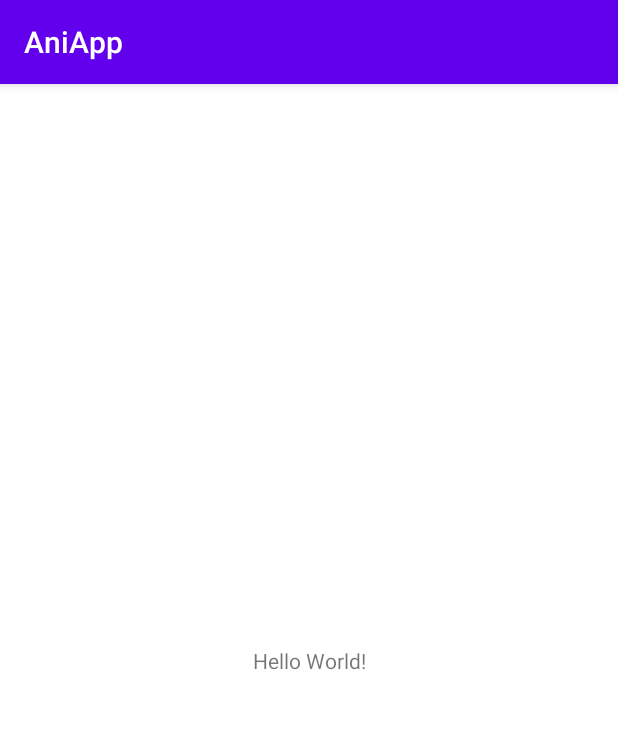
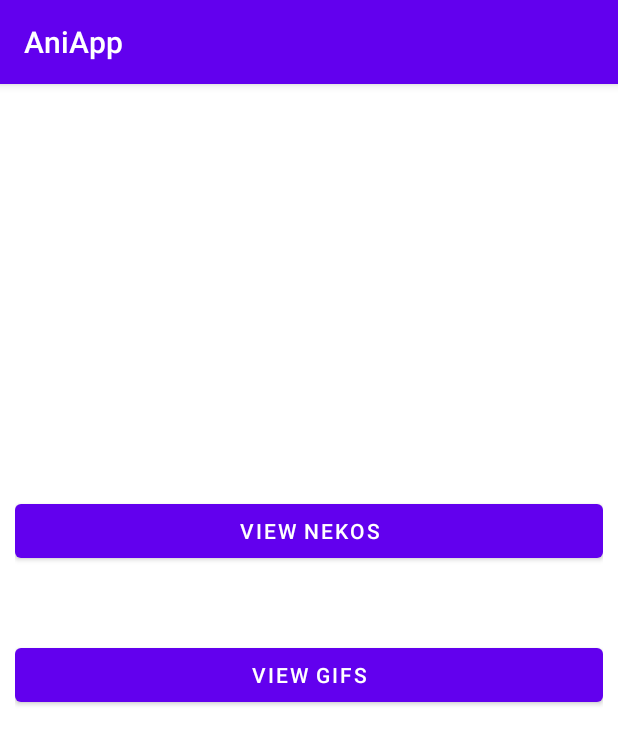
Before and after one commit to DanGugly/AnimeApp, an Android app: the screen it shows after launch (MainActivity), on a phone screen of 412 x 824 dp. Shown: the top 745 px of the screen. Run offline under Robolectric (Android 15) with nearby library versions, the phone set to English and light mode, and no system bars.

Commit message:
Add UI fragments and functionality to switch between them

```diff
--- a/app/src/main/java/com/example/aniapp/MainActivity.kt
+++ b/app/src/main/java/com/example/aniapp/MainActivity.kt
@@ -2,10 +2,23 @@ package com.example.aniapp
 
 import androidx.appcompat.app.AppCompatActivity
 import android.os.Bundle
+import com.example.aniapp.databinding.ActivityMainBinding
+import com.example.aniapp.view.MenuFragment
 
 class MainActivity : AppCompatActivity() {
+
+    private val binding by lazy {
+        ActivityMainBinding.inflate(layoutInflater)
+    }
+
     override fun onCreate(savedInstanceState: Bundle?) {
         super.onCreate(savedInstanceState)
-        setContentView(R.layout.activity_main)
+        setContentView(binding.root)
+
+        supportFragmentManager
+            .beginTransaction()
+            .replace(R.id.frag_container, MenuFragment.newInstance())
+            .addToBackStack(null)
+            .commit()
     }
 }
--- a/app/src/main/java/com/example/aniapp/view/MenuFragment.kt
+++ b/app/src/main/java/com/example/aniapp/view/MenuFragment.kt
@@ -5,8 +5,8 @@ import androidx.fragment.app.Fragment
 import android.view.LayoutInflater
 import android.view.View
 import android.view.ViewGroup
-import com.example.aniapp.R
 import com.example.aniapp.databinding.FragmentMenuBinding
+import com.example.aniapp.utils.switchFragments
 
 class MenuFragment : Fragment() {
 
@@ -18,7 +18,12 @@ class MenuFragment : Fragment() {
         inflater: LayoutInflater, container: ViewGroup?,
         savedInstanceState: Bundle?
     ): View? {
-        // Inflate the layout for this fragment
+        binding.nekosButton.setOnClickListener {
+            switchFragments(parentFragmentManager, NekosFragment.newInstance())
+        }
+        binding.nekosGifs.setOnClickListener {
+            switchFragments(parentFragmentManager, NekoGifsFragment.newInstance())
+        }
         return binding.root
     }
 
--- a/app/src/main/res/layout/activity_main.xml
+++ b/app/src/main/res/layout/activity_main.xml
@@ -6,13 +6,10 @@
     android:layout_height="match_parent"
     tools:context=".MainActivity">
 
-    <TextView
-        android:layout_width="wrap_content"
-        android:layout_height="wrap_content"
-        android:text="Hello World!"
-        app:layout_constraintBottom_toBottomOf="parent"
-        app:layout_constraintLeft_toLeftOf="parent"
-        app:layout_constraintRight_toRightOf="parent"
-        app:layout_constraintTop_toTopOf="parent" />
+    <androidx.fragment.app.FragmentContainerView
+        android:id="@+id/frag_container"
+        android:layout_width="match_parent"
+        android:layout_height="match_parent">
+    </androidx.fragment.app.FragmentContainerView>
 
 </androidx.constraintlayout.widget.ConstraintLayout>
--- a/app/src/main/res/layout/fragment_menu.xml
+++ b/app/src/main/res/layout/fragment_menu.xml
@@ -1,14 +1,32 @@
 <?xml version="1.0" encoding="utf-8"?>
-<FrameLayout xmlns:android="http://schemas.android.com/apk/res/android"
+<androidx.constraintlayout.widget.ConstraintLayout xmlns:android="http://schemas.android.com/apk/res/android"
+    xmlns:app="http://schemas.android.com/apk/res-auto"
     xmlns:tools="http://schemas.android.com/tools"
     android:layout_width="match_parent"
     android:layout_height="match_parent"
-    tools:context=".view.MenuFragment">
+    tools:context=".view.MenuFragment"
+    android:padding="10dp">
 
-    <!-- TODO: Update blank fragment layout -->
-    <TextView
+    <Button
+        android:id="@+id/nekosButton"
         android:layout_width="match_parent"
-        android:layout_height="match_parent"
-        android:text="@string/hello_blank_fragment" />
+        android:layout_height="wrap_content"
+        android:layout_marginTop="264dp"
+        android:text="@string/view_nekos"
+        app:layout_constraintEnd_toEndOf="parent"
+        app:layout_constraintHorizontal_bias="0.526"
+        app:layout_constraintStart_toStartOf="parent"
+        app:layout_constraintTop_toTopOf="parent" />
 
-</FrameLayout>
+    <Button
+        android:id="@+id/nekosGifs"
+        android:layout_width="match_parent"
+        android:layout_height="wrap_content"
+        android:layout_marginTop="48dp"
+        android:text="@string/view_gifs"
+        app:layout_constraintEnd_toEndOf="parent"
+        app:layout_constraintHorizontal_bias="0.526"
+        app:layout_constraintStart_toStartOf="parent"
+        app:layout_constraintTop_toBottomOf="@+id/nekosButton" />
+
+</androidx.constraintlayout.widget.ConstraintLayout>
--- a/app/src/main/res/values/strings.xml
+++ b/app/src/main/res/values/strings.xml
@@ -2,4 +2,6 @@
     <string name="app_name">AniApp</string>
     <!-- TODO: Remove or change this placeholder text -->
     <string name="hello_blank_fragment">Hello blank fragment</string>
+    <string name="view_nekos">View Nekos</string>
+    <string name="view_gifs">View Gifs</string>
 </resources>
```
Also changed, not shown: app/src/main/java/com/example/aniapp/utils/Utility.kt (added, +12 -0 lines), app/src/main/java/com/example/aniapp/view/NekoGifsFragment.kt (added, +33 -0 lines), app/src/main/java/com/example/aniapp/view/NekosFragment.kt (added, +27 -0 lines), app/src/main/res/layout/fragment_neko_gifs.xml (added, +14 -0 lines), app/src/main/res/layout/fragment_nekos.xml (added, +8 -0 lines).
